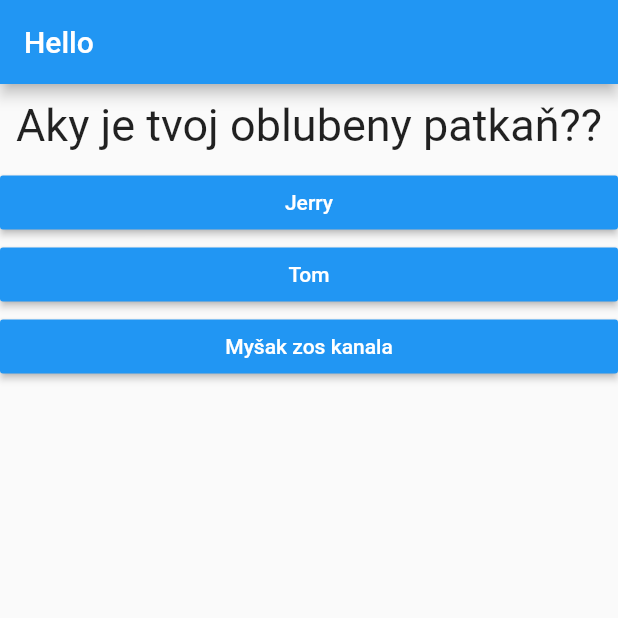
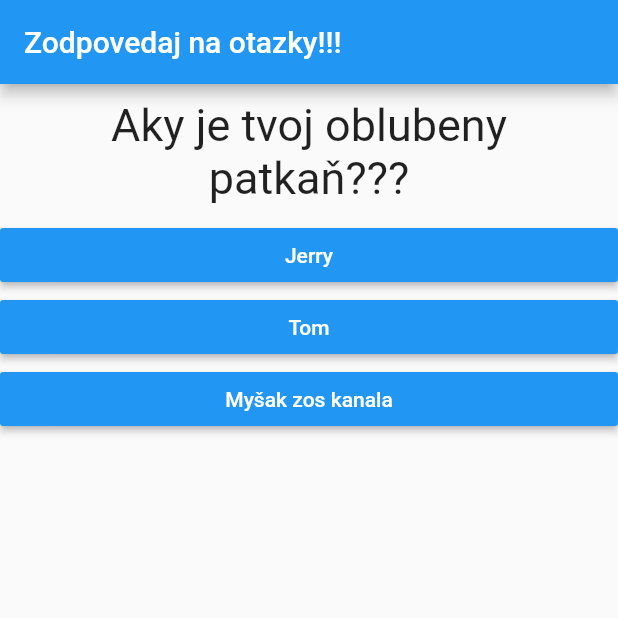
Before and after one commit to Plasmoxy/Bloomflute, a Flutter app: the screen it shows after launch, after a tap on "Parmezan", on a phone screen of 412 x 824 dp, the top half of it. Run offline on Flutter 3.47's test engine with Material 2 defaults, Android fonts, the phone set to English and light mode, and no system bars.

Commit message:
Update main.dart

```diff
--- a/FlutterUdemy/f00_hello/lib/main.dart
+++ b/FlutterUdemy/f00_hello/lib/main.dart
@@ -14,15 +14,15 @@ class HelloApp extends StatefulWidget {
 class _HelloAppState extends State<HelloApp> {
   final questions = [
     {
-      "questionText": "Aky je tvoj oblubeny chleb??",
+      "questionText": "Aky je tvoj oblubeny chleb???",
       'answers': ["Parmezan", "Herold", "Šmerdzaci"]
     },
     {
-      "questionText": "Aky je tvoj oblubeny patkaň??",
+      "questionText": "Aky je tvoj oblubeny patkaň???",
       'answers': ["Jerry", "Tom", "Myšak zos kanala"]
     },
     {
-      "questionText": "Aky je tvoj oblubeny policajt??",
+      "questionText": "Aky je tvoj oblubeny policajt???",
       'answers': ["Policajna akademia 4", "h", "Šesnasť dvanástnikov"]
     }
   ];
@@ -31,7 +31,10 @@ class _HelloAppState extends State<HelloApp> {
 
   void questionPressed() {
     setState(() {
-      if (questionIdx < questions.length - 1) questionIdx++;
+      if (questionIdx < questions.length - 1)
+        questionIdx++;
+      else
+        questionIdx = 0;
     });
   }
 
@@ -40,7 +43,7 @@ class _HelloAppState extends State<HelloApp> {
     return MaterialApp(
       home: Scaffold(
         appBar: AppBar(
-          title: Text('Hello'),
+          title: Text('Zodpovedaj na otazky!!!'),
         ),
         body: Column(
           children: <Widget>[
```
